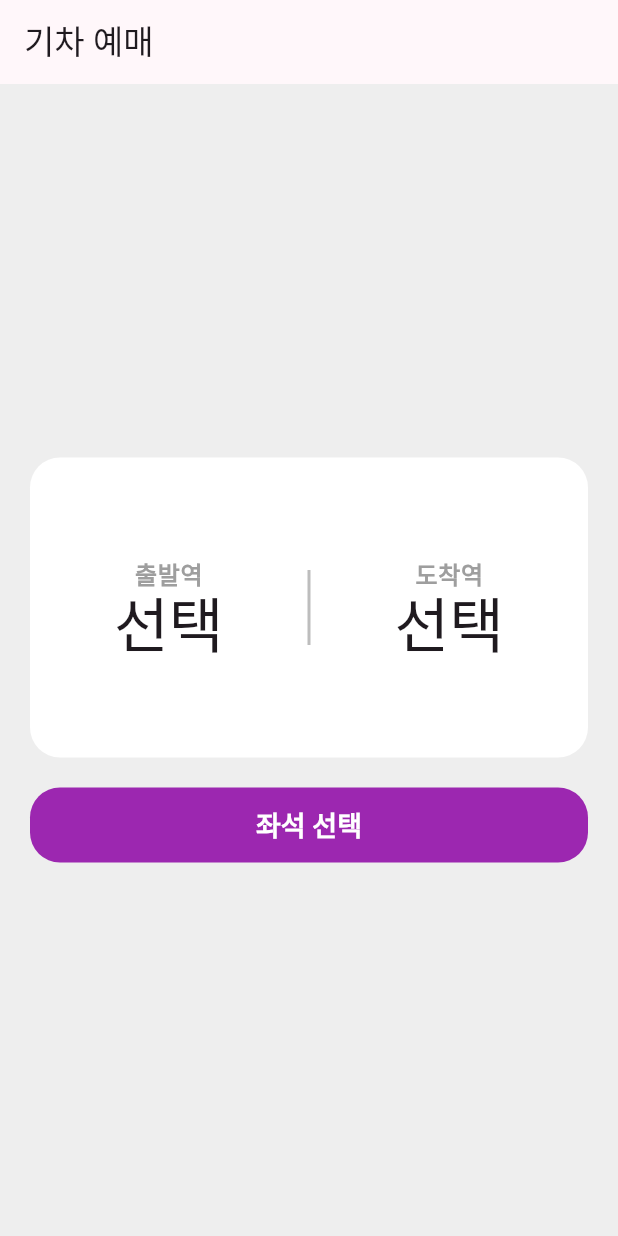
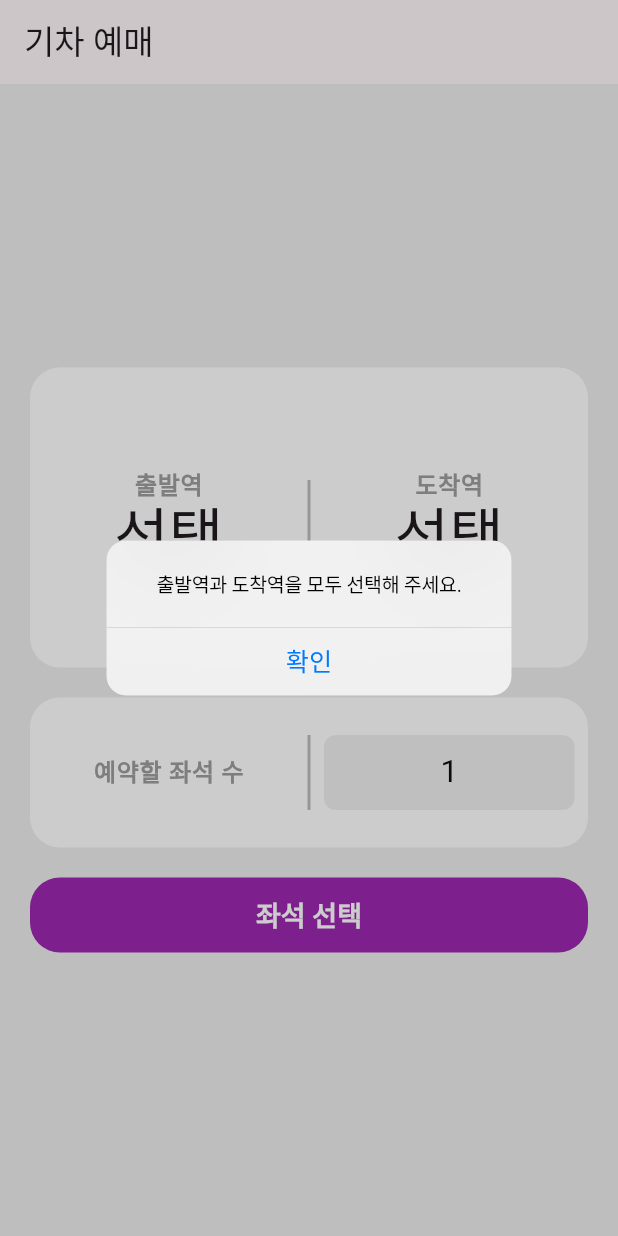
Before and after one commit to WinningBean/flutter_train_app, a Flutter app: the screen it shows after launch, after a tap on "좌석 선택", on a phone screen of 412 x 824 dp. Run offline on Flutter 3.47's test engine with Material 3 defaults, Android fonts, the phone set to English and light mode, and no system bars.

Commit message:
feat: 사용자 지정 좌석 수 선택 기능 추가

```diff
--- a/lib/home/home_page.dart
+++ b/lib/home/home_page.dart
@@ -1,5 +1,8 @@
+import 'package:flutter/cupertino.dart';
 import 'package:flutter/material.dart';
 import 'package:flutter_train_app/constants/station.dart';
+import 'package:flutter_train_app/home/widgets/box_container.dart';
+import 'package:flutter_train_app/home/widgets/seat_count_box.dart';
 import 'package:flutter_train_app/seat/seat_page.dart';
 import 'package:flutter_train_app/theme.dart';
 import 'package:flutter_train_app/widgets/main_button.dart';
@@ -13,6 +16,7 @@ class HomePage extends StatefulWidget {
 }
 
 class _HomePageState extends State<HomePage> {
+  int _reservationSeatCnt = 1;
   Station? _departureStation;
   Station? _arrivalStation;
 
@@ -28,31 +32,53 @@ class _HomePageState extends State<HomePage> {
         child: Column(
           mainAxisAlignment: MainAxisAlignment.center,
           children: [
-            StationsBox(
-              departureStation: _departureStation,
-              arrivalStation: _arrivalStation,
-              onDepartureChanged: updateDeparture,
-              onArrivalChanged: updateArrival,
+            BoxContainer(
+              200,
+              StationsBox(
+                departureStation: _departureStation,
+                arrivalStation: _arrivalStation,
+                onDepartureChanged: updateDeparture,
+                onArrivalChanged: updateArrival,
+              ),
             ),
+            SizedBox(height: 20),
+            BoxContainer(100, SeatCountBox(updateReservationSeatCnt)),
             SizedBox(height: 20),
             MainButton('좌석 선택', () {
               if (_departureStation != null && _arrivalStation != null) {
                 Navigator.push(
                   context,
                   MaterialPageRoute(
-                    builder: (_) =>
-                        SeatPage(_departureStation!, _arrivalStation!),
+                    builder: (_) => SeatPage(
+                      reservationSeatCnt: _reservationSeatCnt,
+                      departureStation: _departureStation!,
+                      arrivalStation: _arrivalStation!,
+                    ),
                   ),
                 );
               } else {
-                print('미선택');
-                // TODO: 미선택 시 화면 구현
+                showCupertinoDialog(
+                  context: context,
+                  builder: (_) => CupertinoAlertDialog(
+                    content: Text('출발역과 도착역을 모두 선택해 주세요.'),
+                    actions: [
+                      CupertinoDialogAction(
+                        child: Text('확인'),
+                        onPressed: () => Navigator.pop(context),
+                      ),
+                    ],
+                  ),
+                );
               }
             }),
           ],
         ),
       ),
     );
+  }
+
+  void updateReservationSeatCnt(int value) {
+    _reservationSeatCnt = value;
   }
 
   void updateDeparture(Station? value) {
--- /dev/null
+++ b/lib/home/widgets/box_container.dart
@@ -0,0 +1,23 @@
+import 'package:flutter/material.dart';
+import 'package:flutter_train_app/theme.dart';
+
+class BoxContainer extends StatelessWidget {
+  const BoxContainer(this.height, this.childWidget, {super.key});
+
+  final double height;
+  final Widget childWidget;
+
+  @override
+  Widget build(BuildContext context) {
+    final customColors = Theme.of(context).extension<CustomColors>()!;
+
+    return Container(
+      height: height,
+      decoration: BoxDecoration(
+        color: customColors.stationBoxColor,
+        borderRadius: BorderRadius.circular(20),
+      ),
+      child: childWidget,
+    );
+  }
+}
--- /dev/null
+++ b/lib/home/widgets/seat_count_box.dart
@@ -0,0 +1,48 @@
+import 'package:flutter/cupertino.dart';
+import 'package:flutter/material.dart';
+
+class SeatCountBox extends StatelessWidget {
+  const SeatCountBox(this.onNumChanged, {super.key});
+
+  final ValueChanged<int> onNumChanged;
+
+  static final seatMaxCnt = 10;
+
+  @override
+  Widget build(BuildContext context) {
+    return Center(
+      child: IntrinsicHeight(
+        child: Row(
+          children: [
+            Expanded(
+              child: Center(
+                child: Text(
+                  '예약할 좌석 수',
+                  style: Theme.of(context).textTheme.labelMedium,
+                ),
+              ),
+            ),
+            SizedBox(
+              width: 2,
+              height: 50,
+              child: VerticalDivider(
+                thickness: 2,
+                color: Theme.of(context).dividerColor,
+              ),
+            ),
+            Expanded(
+              child: CupertinoPicker(
+                itemExtent: 50,
+                onSelectedItemChanged: (index) => onNumChanged(index + 1),
+                children: List.generate(
+                  seatMaxCnt,
+                  (i) => Center(child: Text('${i + 1}')),
+                ),
+              ),
+            ),
+          ],
+        ),
+      ),
+    );
+  }
+}
--- a/lib/home/widgets/stations_box.dart
+++ b/lib/home/widgets/stations_box.dart
@@ -1,7 +1,6 @@
 import 'package:flutter/material.dart';
 import 'package:flutter_train_app/constants/station.dart';
 import 'package:flutter_train_app/home/widgets/station_result.dart';
-import 'package:flutter_train_app/theme.dart';
 
 class StationsBox extends StatelessWidget {
   const StationsBox({
@@ -19,15 +18,7 @@ class StationsBox extends StatelessWidget {
 
   @override
   Widget build(BuildContext context) {
-    final customColors = Theme.of(context).extension<CustomColors>()!;
-
-    return Container(
-      height: 200,
-      decoration: BoxDecoration(
-        color: customColors.stationBoxColor,
-        borderRadius: BorderRadius.circular(20),
-      ),
-      child: Center(
+    return Center(
       child: IntrinsicHeight(
         child: Row(
           children: [
@@ -52,7 +43,6 @@ class StationsBox extends StatelessWidget {
           ],
         ),
       ),
-      ),
     );
   }
 }
```
Also changed, not shown: lib/seat/models/seat_position.dart (+10 -1 lines), lib/seat/seat_page.dart (+28 -5 lines). Lines whose indentation alone changed are shown as unchanged.
